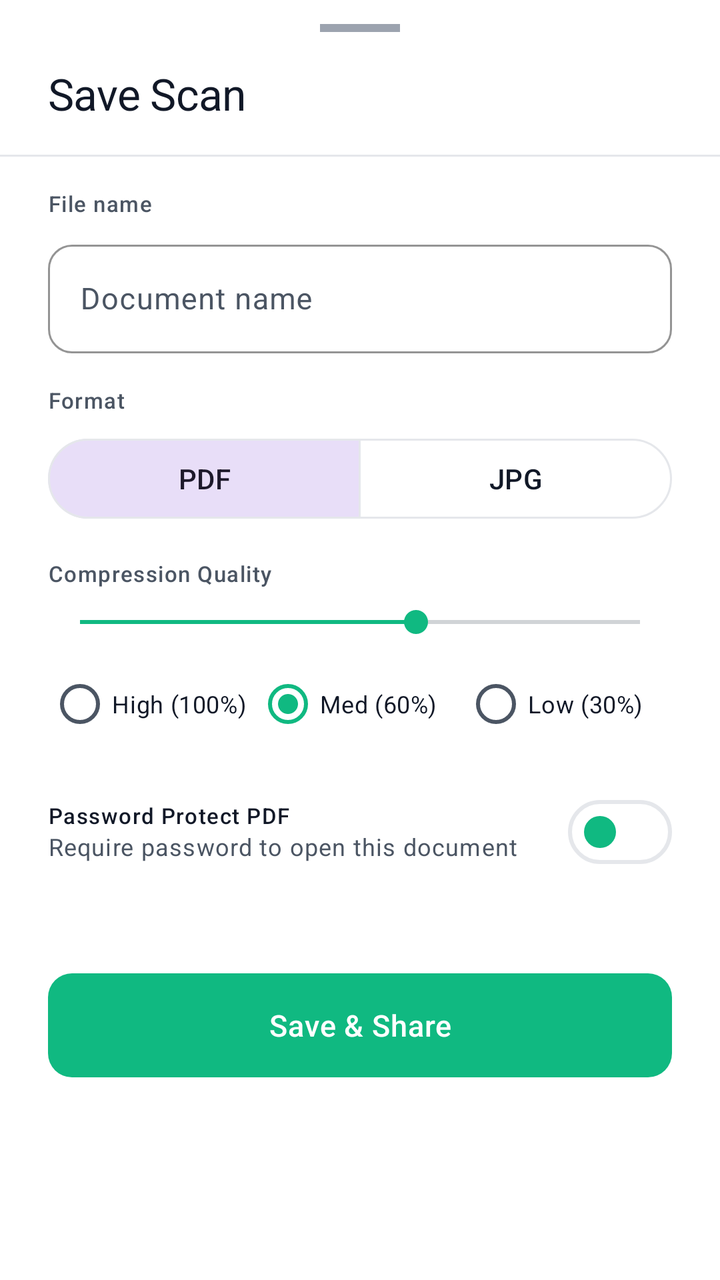
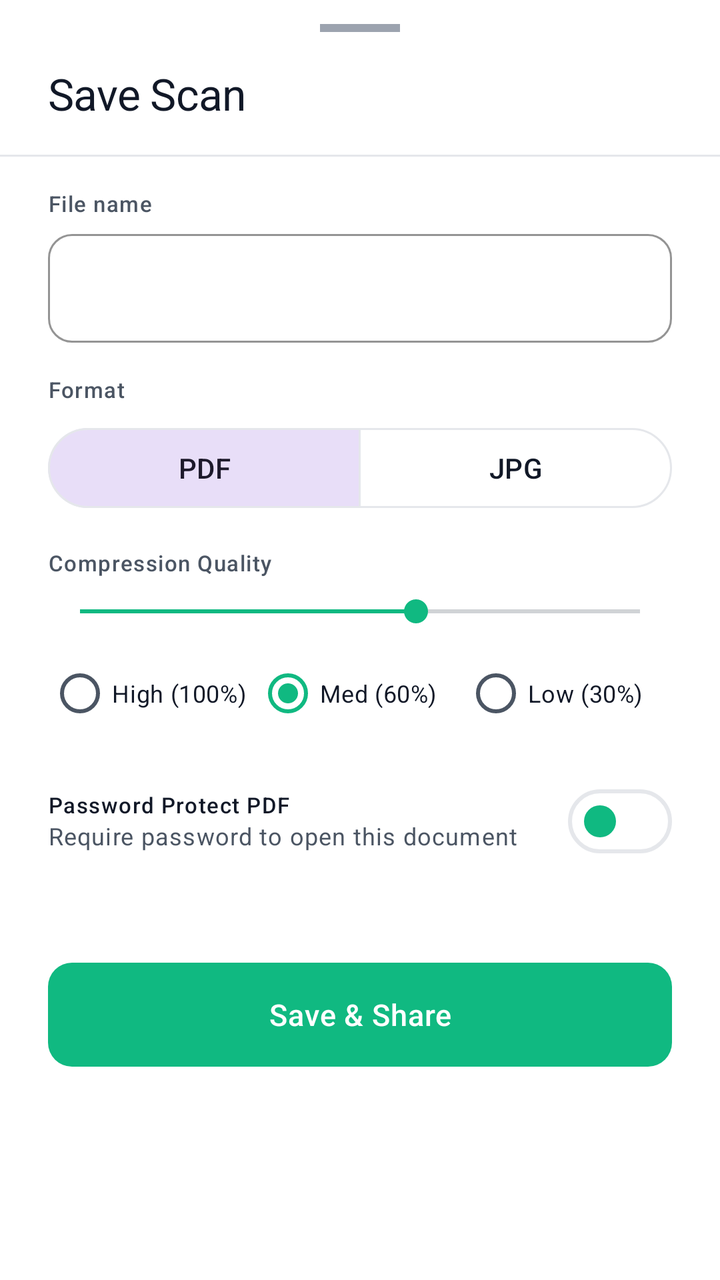

An Android layout rendered at two revisions. The XML below is the earlier revision; the diff shows what the commit changed to produce the second picture.
<!-- AndroidManifest.xml: application theme Theme.AnScanner -->
<!-- res/layout/bottom_sheet_save_scan.xml -->
<?xml version="1.0" encoding="utf-8"?>
<LinearLayout xmlns:android="http://schemas.android.com/apk/res/android"
    xmlns:app="http://schemas.android.com/apk/res-auto"
    android:layout_width="match_parent"
    android:layout_height="wrap_content"
    android:orientation="vertical"
    android:background="@color/surface_card"
    android:paddingBottom="24dp">

    <View
        android:layout_width="@dimen/bottom_sheet_drag_handle_width"
        android:layout_height="@dimen/bottom_sheet_drag_handle_height"
        android:layout_gravity="center_horizontal"
        android:layout_marginTop="12dp"
        android:layout_marginBottom="16dp"
        android:background="@color/text_muted" />

    <LinearLayout
        android:layout_width="match_parent"
        android:layout_height="wrap_content"
        android:orientation="horizontal"
        android:paddingHorizontal="24dp"
        android:gravity="center_vertical"
        android:layout_marginBottom="16dp">
        
        <TextView
            android:id="@+id/tvSaveTitle"
            android:layout_width="0dp"
            android:layout_height="wrap_content"
            android:layout_weight="1"
            android:text="@string/save_title"
            android:textAppearance="@style/TextAppearance.AnScanner.Headline"
            android:textColor="@color/text_primary" />
            
        <TextView
            android:id="@+id/tvPageCount"
            android:layout_width="wrap_content"
            android:layout_height="wrap_content"
            android:textAppearance="@style/TextAppearance.AnScanner.Subtitle"
            android:textColor="@color/text_secondary" />
    </LinearLayout>

    <View
        android:layout_width="match_parent"
        android:layout_height="1dp"
        android:background="@color/divider"
        android:layout_marginBottom="16dp" />

    <LinearLayout
        android:layout_width="match_parent"
        android:layout_height="wrap_content"
        android:orientation="vertical"
        android:paddingHorizontal="24dp"
        android:layout_marginBottom="16dp">
        
        <TextView
            android:layout_width="wrap_content"
            android:layout_height="wrap_content"
            android:text="@string/save_file_name_label"
            android:textAppearance="@style/TextAppearance.AnScanner.Label"
            android:textColor="@color/text_secondary"
            android:layout_marginBottom="8dp" />
            
        <com.google.android.material.textfield.TextInputLayout
            android:id="@+id/tilFileName"
            style="@style/Widget.AnScanner.TextInputLayout"
            android:layout_width="match_parent"
            android:layout_height="wrap_content"
            android:hint="@string/save_file_name_hint"
            app:boxCornerRadiusTopStart="@dimen/text_input_corner_radius"
            app:boxCornerRadiusTopEnd="@dimen/text_input_corner_radius"
            app:boxCornerRadiusBottomStart="@dimen/text_input_corner_radius"
            app:boxCornerRadiusBottomEnd="@dimen/text_input_corner_radius">
            
            <com.google.android.material.textfield.TextInputEditText
                android:id="@+id/etFileName"
                android:layout_width="match_parent"
                android:layout_height="wrap_content"
                android:textColor="?attr/colorOnSurface"
                android:textColorHint="@color/text_secondary"
                android:inputType="text" />
        </com.google.android.material.textfield.TextInputLayout>
    </LinearLayout>

    <LinearLayout
        android:layout_width="match_parent"
        android:layout_height="wrap_content"
        android:orientation="vertical"
        android:paddingHorizontal="24dp"
        android:layout_marginBottom="16dp">
        
        <TextView
            android:layout_width="wrap_content"
            android:layout_height="wrap_content"
            android:text="Format"
            android:textAppearance="@style/TextAppearance.AnScanner.Label"
            android:textColor="@color/text_secondary"
            android:layout_marginBottom="8dp" />
            
        <com.google.android.material.button.MaterialButtonToggleGroup
            android:id="@+id/toggleFormat"
            android:layout_width="match_parent"
            android:layout_height="wrap_content"
            app:singleSelection="true"
            app:checkedButton="@+id/btnPdf">
            
            <com.google.android.material.button.MaterialButton
                android:id="@+id/btnPdf"
                style="@style/Widget.Material3.Button.OutlinedButton"
                android:layout_width="0dp"
                android:layout_height="wrap_content"
                android:layout_weight="1"
                android:text="@string/save_format_pdf" />
                
            <com.google.android.material.button.MaterialButton
                android:id="@+id/btnJpg"
                style="@style/Widget.Material3.Button.OutlinedButton"
                android:layout_width="0dp"
                android:layout_height="wrap_content"
                android:layout_weight="1"
                android:text="@string/save_format_jpg" />
        </com.google.android.material.button.MaterialButtonToggleGroup>
    </LinearLayout>

    <LinearLayout
        android:layout_width="match_parent"
        android:layout_height="wrap_content"
        android:orientation="vertical"
        android:paddingHorizontal="24dp"
        android:layout_marginBottom="16dp">

        <LinearLayout
            android:layout_width="match_parent"
            android:layout_height="wrap_content"
            android:orientation="horizontal"
            android:gravity="center_vertical"
            android:layout_marginBottom="8dp">

            <TextView
                android:layout_width="0dp"
                android:layout_height="wrap_content"
                android:layout_weight="1"
                android:text="Compression Quality"
                android:textAppearance="@style/TextAppearance.AnScanner.Label"
                android:textColor="@color/text_secondary" />

            <TextView
                android:id="@+id/tvTargetSize"
                android:layout_width="wrap_content"
                android:layout_height="wrap_content"
                android:textAppearance="@style/TextAppearance.AnScanner.Label"
                android:textColor="@color/accent_mint"
                android:textStyle="bold" />
        </LinearLayout>

        <SeekBar
            android:id="@+id/sbQuality"
            android:layout_width="match_parent"
            android:layout_height="wrap_content"
            android:max="100"
            android:progress="60"
            android:progressTint="@color/accent_mint"
            android:thumbTint="@color/accent_mint"
            android:layout_marginBottom="8dp" />

        <RadioGroup
            android:id="@+id/rgQuality"
            android:layout_width="match_parent"
            android:layout_height="wrap_content"
            android:orientation="horizontal">

            <com.google.android.material.radiobutton.MaterialRadioButton
                android:id="@+id/rbHigh"
                android:layout_width="0dp"
                android:layout_height="wrap_content"
                android:layout_weight="1"
                android:text="High (100%)"
                android:textSize="12sp"
                android:textColor="@color/text_primary" />

            <com.google.android.material.radiobutton.MaterialRadioButton
                android:id="@+id/rbMedium"
                android:layout_width="0dp"
                android:layout_height="wrap_content"
                android:layout_weight="1"
                android:checked="true"
                android:text="Med (60%)"
                android:textSize="12sp"
                android:textColor="@color/text_primary" />

            <com.google.android.material.radiobutton.MaterialRadioButton
                android:id="@+id/rbLow"
                android:layout_width="0dp"
                android:layout_height="wrap_content"
                android:layout_weight="1"
                android:text="Low (30%)"
                android:textSize="12sp"
                android:textColor="@color/text_primary" />
        </RadioGroup>
    </LinearLayout>

    
    <LinearLayout
        android:id="@+id/layoutPdfSecurity"
        android:layout_width="match_parent"
        android:layout_height="wrap_content"
        android:orientation="vertical"
        android:paddingHorizontal="24dp"
        android:layout_marginBottom="16dp">

        <LinearLayout
            android:layout_width="match_parent"
            android:layout_height="wrap_content"
            android:orientation="horizontal"
            android:gravity="center_vertical">

            <LinearLayout
                android:layout_width="0dp"
                android:layout_height="wrap_content"
                android:layout_weight="1"
                android:orientation="vertical">

                <TextView
                    android:layout_width="wrap_content"
                    android:layout_height="wrap_content"
                    android:text="@string/save_password_protect_title"
                    android:textAppearance="@style/TextAppearance.AnScanner.Label"
                    android:textColor="@color/text_primary" />

                <TextView
                    android:layout_width="wrap_content"
                    android:layout_height="wrap_content"
                    android:text="@string/save_password_protect_desc"
                    android:textAppearance="@style/TextAppearance.AnScanner.Caption"
                    android:textColor="@color/text_secondary" />
            </LinearLayout>

            <com.google.android.material.materialswitch.MaterialSwitch
                android:id="@+id/switchPasswordProtect"
                android:layout_width="wrap_content"
                android:layout_height="wrap_content"
                app:thumbTint="@color/accent_mint"
                app:trackTint="@color/surface_card" />
        </LinearLayout>

        <LinearLayout
            android:id="@+id/layoutPasswordInputs"
            android:layout_width="match_parent"
            android:layout_height="wrap_content"
            android:orientation="vertical"
            android:layout_marginTop="12dp"
            android:visibility="gone">

            <com.google.android.material.textfield.TextInputLayout
                android:id="@+id/tilPassword"
                style="@style/Widget.AnScanner.TextInputLayout"
                android:layout_width="match_parent"
                android:layout_height="wrap_content"
                app:passwordToggleEnabled="true"
                android:hint="@string/save_password_hint"
                android:layout_marginBottom="8dp">

                <com.google.android.material.textfield.TextInputEditText
                    android:id="@+id/etPassword"
                    android:layout_width="match_parent"
                    android:layout_height="wrap_content"
                    android:textColor="?attr/colorOnSurface"
                    android:textColorHint="@color/text_secondary"
                    android:inputType="textPassword" />
            </com.google.android.material.textfield.TextInputLayout>

            <com.google.android.material.textfield.TextInputLayout
                android:id="@+id/tilConfirmPassword"
                style="@style/Widget.AnScanner.TextInputLayout"
                android:layout_width="match_parent"
                android:layout_height="wrap_content"
                app:passwordToggleEnabled="true"
                android:hint="@string/save_password_confirm_hint">

                <com.google.android.material.textfield.TextInputEditText
                    android:id="@+id/etConfirmPassword"
                    android:layout_width="match_parent"
                    android:layout_height="wrap_content"
                    android:textColor="?attr/colorOnSurface"
                    android:textColorHint="@color/text_secondary"
                    android:inputType="textPassword" />
            </com.google.android.material.textfield.TextInputLayout>

        </LinearLayout>
    </LinearLayout>
    
    <TextView
        android:id="@+id/tvSizeBadge"
        android:layout_width="match_parent"
        android:layout_height="wrap_content"
        android:gravity="center"
        android:textAppearance="@style/TextAppearance.AnScanner.Label"
        android:textColor="@color/text_muted"
        android:layout_marginHorizontal="24dp"
        android:layout_marginBottom="16dp" />

    <com.google.android.material.button.MaterialButton
        android:id="@+id/btnSaveShare"
        style="@style/Widget.AnScanner.Button.Primary"
        android:layout_width="match_parent"
        android:layout_height="@dimen/button_height_primary"
        android:layout_marginHorizontal="24dp"
        android:text="@string/save_button" />

</LinearLayout>
<!-- resources referenced by this layout -->
<resources>
  <color name="accent_mint">#FF10B981</color>
  <color name="divider">#FFE5E7EB</color>
  <color name="surface_card">#FFFFFFFF</color>
  <color name="text_muted">#FF9CA3AF</color>
  <color name="text_primary">#FF111827</color>
  <color name="text_secondary">#FF4B5563</color>
  <dimen name="bottom_sheet_drag_handle_height">4dp</dimen>
  <dimen name="bottom_sheet_drag_handle_width">40dp</dimen>
  <dimen name="button_height_primary">52dp</dimen>
  <dimen name="text_input_corner_radius">12dp</dimen>
  <string name="save_button">Save \u0026 Share</string>
  <string name="save_file_name_hint">Document name</string>
  <string name="save_file_name_label">File name</string>
  <string name="save_format_jpg">JPG</string>
  <string name="save_format_pdf">PDF</string>
  <string name="save_password_confirm_hint">Confirm Password</string>
  <string name="save_password_hint">PDF Password</string>
  <string name="save_password_protect_desc">Require password to open this document</string>
  <string name="save_password_protect_title">Password Protect PDF</string>
  <string name="save_title">Save Scan</string>
  <style name="TextAppearance.AnScanner.Button" parent="TextAppearance.Material3.LabelLarge">
          <item name="android:textSize">15sp</item>
          <item name="android:fontFamily">sans-serif-medium</item>
          <item name="android:letterSpacing">0.02</item>
      </style>
  <color name="text_on_accent">#FFFFFFFF</color>
  <dimen name="button_corner_radius">12dp</dimen>
  <color name="accent_mint_ripple">#3310B981</color>
  <color name="surface_elevated">#FFFFFFFF</color>
  <color name="md_theme_primary">#FF10B981</color>
  <color name="md_theme_onPrimary">#FFFFFFFF</color>
  <color name="md_theme_primaryContainer">#FFE6F4EA</color>
  <color name="md_theme_onPrimaryContainer">#FF065F46</color>
  <color name="md_theme_secondary">#FF059669</color>
  <color name="md_theme_onSecondary">#FFFFFFFF</color>
  <color name="md_theme_error">#FFEF4444</color>
  <color name="md_theme_onError">#FFFFFFFF</color>
  <color name="md_theme_background">#FFF8F9FA</color>
  <color name="md_theme_onBackground">#FF111827</color>
  <color name="md_theme_surface">#FFFFFFFF</color>
  <color name="md_theme_onSurface">#FF111827</color>
  <color name="md_theme_surfaceVariant">#FFF1F3F5</color>
  <color name="md_theme_onSurfaceVariant">#FF4B5563</color>
  <color name="md_theme_outline">#FFE5E7EB</color>
  <color name="status_bar">#FFF8F9FA</color>
  <color name="navigation_bar">#FFFFFFFF</color>
  <color name="background_primary">#FFF8F9FA</color>
  <color name="text_hint">#FF9CA3AF</color>
  <style name="ShapeAppearance.AnScanner.SmallComponent" parent="ShapeAppearance.Material3.SmallComponent">
          <item name="cornerFamily">rounded</item>
          <item name="cornerSize">@dimen/radius_sm</item>
      </style>
  <style name="ShapeAppearance.AnScanner.MediumComponent" parent="ShapeAppearance.Material3.MediumComponent">
          <item name="cornerFamily">rounded</item>
          <item name="cornerSize">@dimen/radius_lg</item>
      </style>
  <style name="ShapeAppearance.AnScanner.LargeComponent" parent="ShapeAppearance.Material3.LargeComponent">
          <item name="cornerFamily">rounded</item>
          <item name="cornerSize">@dimen/radius_xl</item>
      </style>
  <dimen name="radius_lg">16dp</dimen>
  <dimen name="elevation_card">2dp</dimen>
  <dimen name="card_padding">16dp</dimen>
  <style name="Widget.AnScanner.BottomSheet" parent="Widget.Material3.BottomSheet">
          <item name="backgroundTint">@color/surface_card</item>
          <item name="shapeAppearance">@style/ShapeAppearance.AnScanner.BottomSheet</item>
      </style>
  <dimen name="radius_sm">8dp</dimen>
  <dimen name="radius_xl">24dp</dimen>
  <dimen name="radius_bottom_sheet">28dp</dimen>
  <!-- unchanged entries left out for length: 13 -->
</resources>

<!-- the commit's change to res/layout/bottom_sheet_save_scan.xml (unified diff, before → after) -->
@@ -66,7 +66,7 @@
             style="@style/Widget.AnScanner.TextInputLayout"
             android:layout_width="match_parent"
             android:layout_height="wrap_content"
-            android:hint="@string/save_file_name_hint"
+            app:hintEnabled="false"
             app:boxCornerRadiusTopStart="@dimen/text_input_corner_radius"
             app:boxCornerRadiusTopEnd="@dimen/text_input_corner_radius"
             app:boxCornerRadiusBottomStart="@dimen/text_input_corner_radius"
<!-- resource entries referenced after the edit -->
@@ -11,7 +11,6 @@
   <dimen name="button_height_primary">52dp</dimen>
   <dimen name="text_input_corner_radius">12dp</dimen>
   <string name="save_button">Save \u0026 Share</string>
-  <string name="save_file_name_hint">Document name</string>
   <string name="save_file_name_label">File name</string>
   <string name="save_format_jpg">JPG</string>
   <string name="save_format_pdf">PDF</string>
